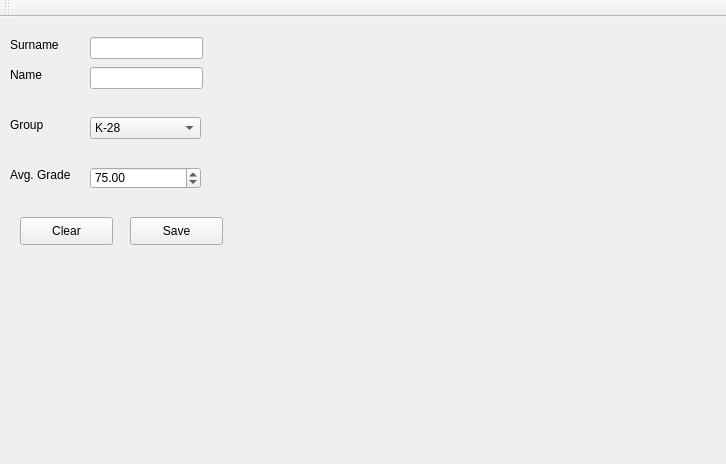
Above: qt/StudentsDataManager/mainwindow.ui from kzhereb/knu-ips-ooop-2020-2021 before the change. Below: the same form after it.
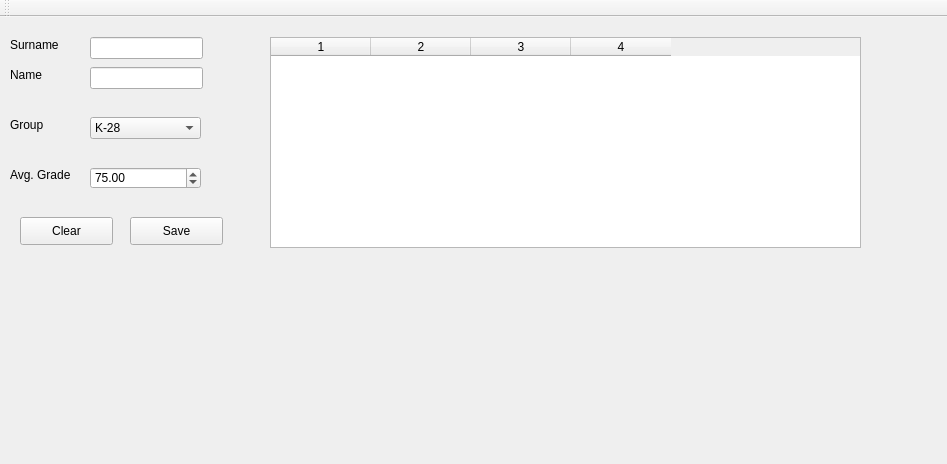
That is the form after the change.

Commit message: Show added students in table

Patch:
```diff
--- a/qt/StudentsDataManager/mainwindow.ui
+++ b/qt/StudentsDataManager/mainwindow.ui
@@ -6,7 +6,7 @@
    <rect>
     <x>0</x>
     <y>0</y>
-    <width>726</width>
+    <width>947</width>
     <height>464</height>
    </rect>
   </property>
@@ -148,6 +148,23 @@
      <string>Clear</string>
     </property>
    </widget>
+   <widget class="QTableWidget" name="tbwStudents">
+    <property name="geometry">
+     <rect>
+      <x>270</x>
+      <y>20</y>
+      <width>591</width>
+      <height>211</height>
+     </rect>
+    </property>
+    <property name="columnCount">
+     <number>4</number>
+    </property>
+    <column/>
+    <column/>
+    <column/>
+    <column/>
+   </widget>
   </widget>
   <widget class="QToolBar" name="mainToolBar">
    <attribute name="toolBarArea">
```
The commit also changes 2 other files.
